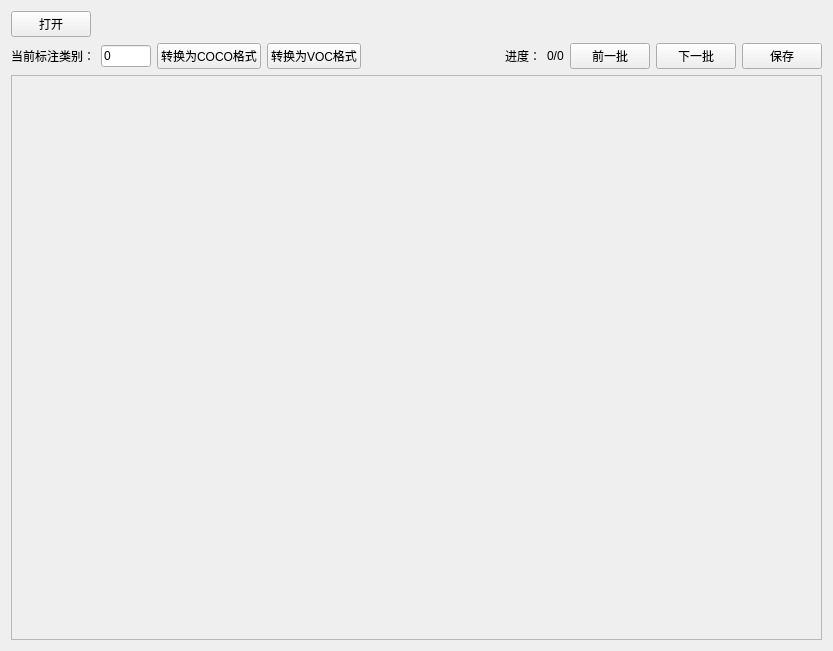
Qt form main_widget.ui (DL-Practise/LabelToolForDetection) before a commit.
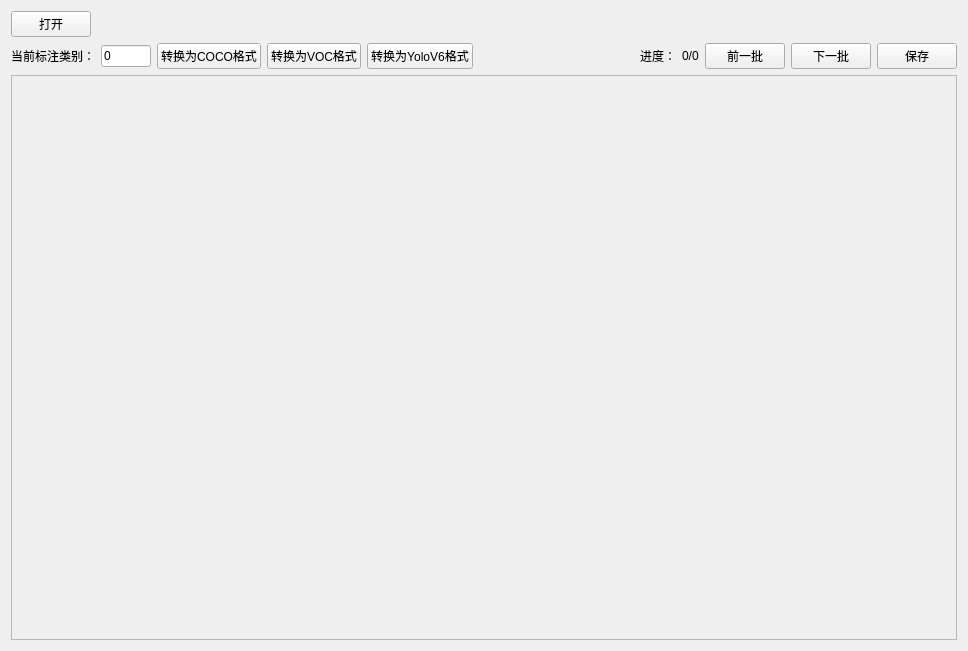
The same form after that commit.

```diff
--- a/main_widget.ui
+++ b/main_widget.ui
@@ -6,7 +6,7 @@
    <rect>
     <x>0</x>
     <y>0</y>
-    <width>833</width>
+    <width>968</width>
     <height>651</height>
    </rect>
   </property>
@@ -76,6 +76,13 @@
          </property>
         </widget>
        </item>
+       <item>
+        <widget class="QPushButton" name="btn_to_yolov6">
+         <property name="text">
+          <string>转换为YoloV6格式</string>
+         </property>
+        </widget>
+       </item>
        <item>
         <spacer name="horizontalSpacer_2">
          <property name="orientation">
```
